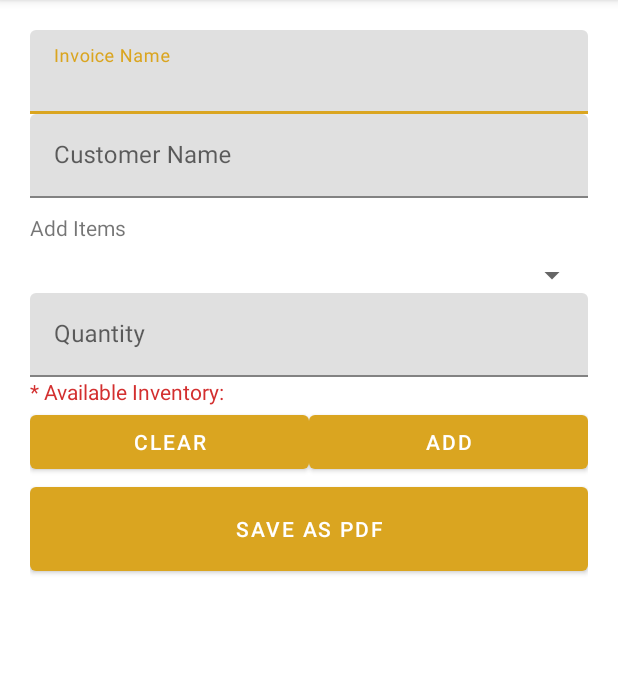
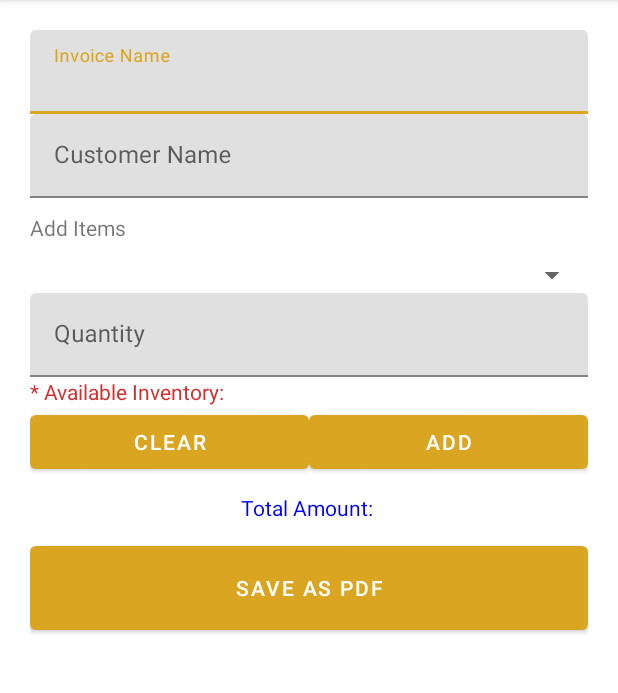
Before and after one commit to bigbussinessapp/DemoAndroidApp, an Android app: the AddInvoiceActivity screen opened directly, with no data from a screen before it, on a phone screen of 412 x 824 dp, the part 84-777 px from its top. Run offline under Robolectric (Android 15) with nearby library versions, the phone set to English and light mode, and no system bars; our stand-ins replace Firebase (no records; nobody signed in at launch, a user with empty details on screens opened directly); 3 statements that could not run were skipped.

Commit message:
added total amount in add Invoice

```diff
--- a/app/src/main/java/com/example/bigbusiness/Main/ui/Invoice/AddInvoiceActivity.java
+++ b/app/src/main/java/com/example/bigbusiness/Main/ui/Invoice/AddInvoiceActivity.java
@@ -28,14 +28,13 @@ import com.google.firebase.database.FirebaseDatabase;
 import java.text.SimpleDateFormat;
 import java.util.ArrayList;
 import java.util.Calendar;
-import java.util.Date;
 import java.util.HashMap;
 import java.util.List;
 
 public class AddInvoiceActivity extends AppCompatActivity {
 
     private TextInputEditText invoiceName, buyerName, itemName, itemQuantity;
-    TextView availableInventoryView;
+    TextView availableInventoryView, totalPriceView;
     private Button addItemBtn, clearBtn, saveToPdfBtn;
     RecyclerView inventoryListView;
     InvoiceManager invoiceManager;
@@ -47,6 +46,7 @@ public class AddInvoiceActivity extends AppCompatActivity {
     FirebaseDatabase database;
     DatabaseReference inventoryReference;
     UserDataService userDataService;
+    int totalAmount = 0;
     private static int count = 1;
 
     @Override
@@ -68,6 +68,7 @@ public class AddInvoiceActivity extends AppCompatActivity {
         inventoryManager = InventoryManager.getInstance();
         inventoryItemsSpinner = findViewById(R.id.in_inv_item_spinner);
         availableInventoryView = findViewById(R.id.available_inv);
+        totalPriceView = findViewById(R.id.total_amount);
     }
 
     @Override
@@ -75,6 +76,7 @@ public class AddInvoiceActivity extends AppCompatActivity {
         super.onStart();
         //final InventoryItem[] selectedItem = new InventoryItem[1];
         invoiceId = "Invoice"+count++;
+        totalAmount = 0;
 
         List<String> inventoryItems = new ArrayList<>();
         inventoryManager.getInventoryItems().forEach(item -> inventoryItems.add(item.getName()));
@@ -136,6 +138,8 @@ public class AddInvoiceActivity extends AppCompatActivity {
                     availableQuantity -= Integer.parseInt(quantity);
                     availableInventoryView.setText("* AvailableInventory: "+String.valueOf(availableQuantity));
                     invoiceItemsAdapter.notifyDataSetChanged();
+                    totalAmount = totalAmount + selectedItem.getPrice()*Integer.parseInt(quantity);
+                    totalPriceView.setText("Total amount: "+ String.valueOf(totalAmount));
                 }
             }
         });
@@ -165,7 +169,7 @@ public class AddInvoiceActivity extends AppCompatActivity {
                 {
 
                     String date = new SimpleDateFormat("MMMM dd, yyyy, HH: mm").format(Calendar.getInstance().getTime());;
-                    InvoiceItem invoiceItem = new InvoiceItem(name, buyer, items, date);
+                    InvoiceItem invoiceItem = new InvoiceItem(name, buyer, items, date, String.valueOf(totalAmount));
 //                    invoiceItem.setInvoiceId(invoiceId);
                     invoiceManager.addInvoice(invoiceItem);
                     invoiceManager.clearItems();
--- a/app/src/main/java/com/example/bigbusiness/Main/ui/Invoice/InvoiceItemsAdapter.java
+++ b/app/src/main/java/com/example/bigbusiness/Main/ui/Invoice/InvoiceItemsAdapter.java
@@ -10,6 +10,7 @@ import android.widget.TextView;
 import androidx.annotation.NonNull;
 import androidx.recyclerview.widget.RecyclerView;
 
+import com.example.bigbusiness.Main.ui.Inventory.InventoryManager;
 import com.example.bigbusiness.Models.InvoiceProduct;
 import com.example.bigbusiness.R;
 
@@ -20,6 +21,7 @@ public class InvoiceItemsAdapter extends RecyclerView.Adapter<InvoiceItemsAdapte
     private List<InvoiceProduct> items;
     private Context context;
     InvoiceManager invoiceManager;
+    InventoryManager inventoryManager;
     private Button addItemsBtn;
 
     public InvoiceItemsAdapter(Context context, List<InvoiceProduct> items)
@@ -27,6 +29,7 @@ public class InvoiceItemsAdapter extends RecyclerView.Adapter<InvoiceItemsAdapte
         this.context = context;
         this.items = items;
         this.invoiceManager = InvoiceManager.getInstance();
+        this.inventoryManager = InventoryManager.getInstance();
     }
 
     @NonNull
@@ -42,6 +45,7 @@ public class InvoiceItemsAdapter extends RecyclerView.Adapter<InvoiceItemsAdapte
         InvoiceProduct item = this.invoiceManager.getAddedItems().get(position);
         holder.name.setText(item.getName(item.getProductCode()));
         holder.quantity.setText(String.valueOf(item.getQuantity()));
+        holder.price.setText("Rs. "+inventoryManager.getItemById(item.getProductCode()).getPrice()+"/pc");
     }
 
     @Override
@@ -51,12 +55,13 @@ public class InvoiceItemsAdapter extends RecyclerView.Adapter<InvoiceItemsAdapte
 
     public class viewHolder extends RecyclerView.ViewHolder{
 
-        TextView name , quantity;
+        TextView name , quantity, price;
 
         public viewHolder(@NonNull View itemView) {
             super(itemView);
             name = (TextView) itemView.findViewById(R.id.in_inv_item_name);
             quantity = itemView.findViewById(R.id.in_inv_item_quantity);
+            price = itemView.findViewById(R.id.in_inv_price);
         }
     }
 }
--- a/app/src/main/res/layout/activity_add_invoice.xml
+++ b/app/src/main/res/layout/activity_add_invoice.xml
@@ -119,6 +119,14 @@
                 android:layout_weight="1"
                 tools:listitem="@layout/generate_invoicedialog_listview" />
 
+            <TextView
+                android:id="@+id/total_amount"
+                android:layout_width="match_parent"
+                android:layout_height="wrap_content"
+                android:gravity="center_horizontal"
+                android:padding="10dp"
+                android:text="Total Amount: "
+                android:textColor="@color/blue" />
             <Button
                 android:id="@+id/saveToPdfBtn"
                 android:layout_width="match_parent"
```
Also changed, not shown: app/src/main/java/com/example/bigbusiness/Models/InvoiceItem.java (+11 -1 lines), app/src/main/res/layout/generate_invoicedialog_listview.xml (+8 -0 lines).
